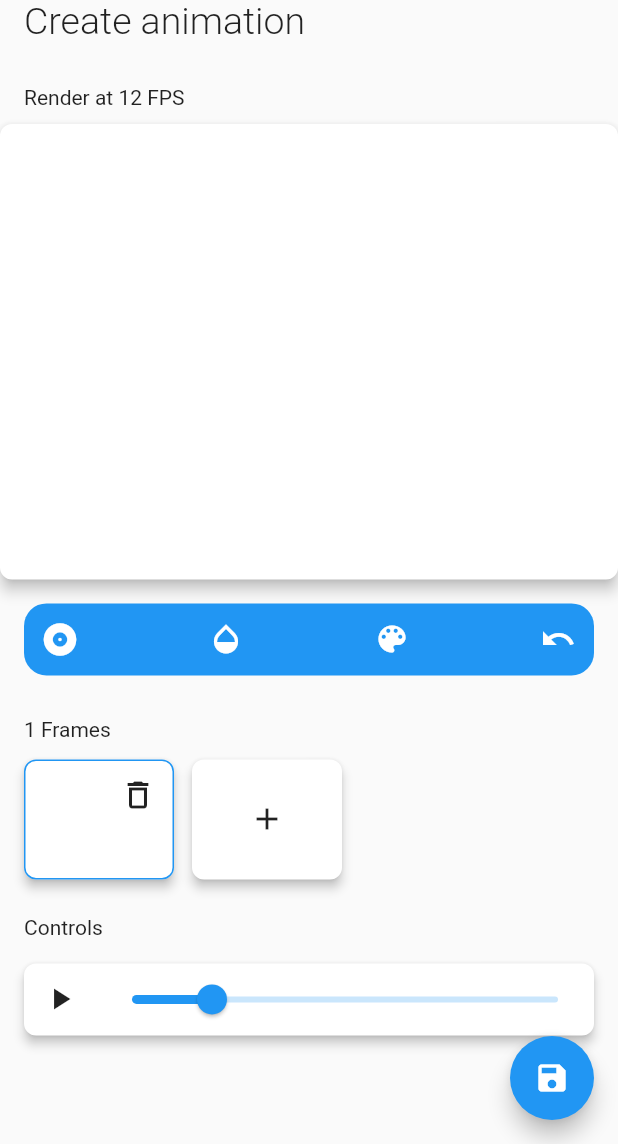
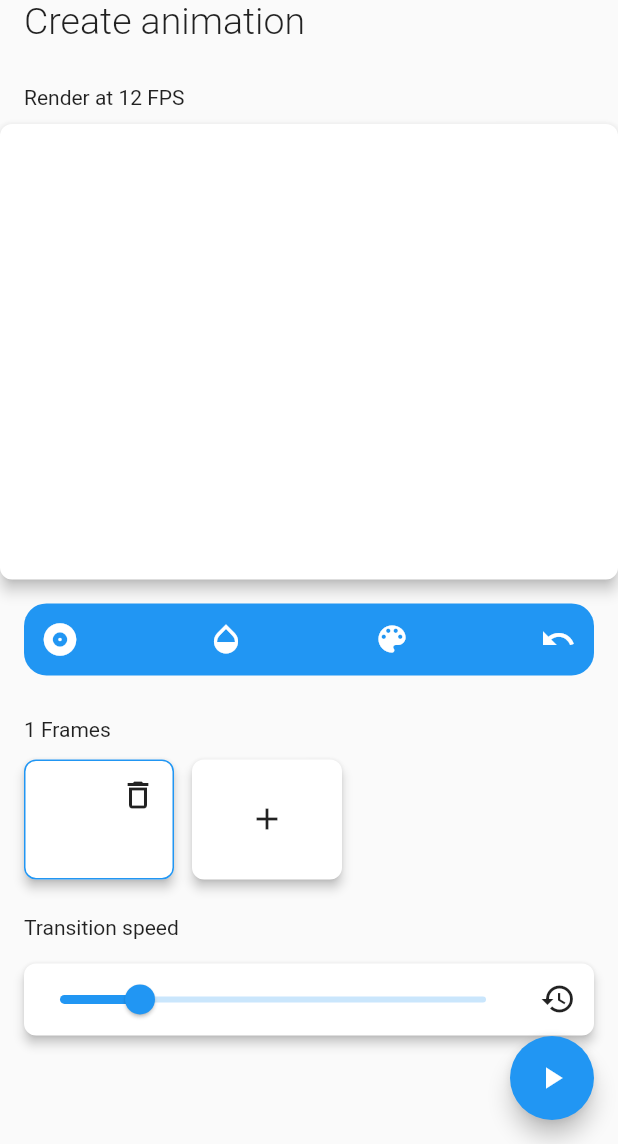
Before and after one commit to Pyozer/FlipArt, a Flutter app: the screen it shows after launch, after a tap on the "delete outline" icon, on a phone screen of 412 x 824 dp, the part 92-1236 px from its top. Run offline on Flutter 3.47's test engine with Material 2 defaults, Android fonts, the phone set to English and light mode, and no system bars; our stand-ins replace flutter_colorpicker.

```diff
--- a/lib/models/drawing_point.dart
+++ b/lib/models/drawing_point.dart
@@ -9,6 +9,7 @@ class DrawingPoint {
   DrawingPoint copy() => DrawingPoint(
         point: Offset(point.dx, point.dy),
         paint: Paint()
+          ..strokeCap = StrokeCap.round
           ..color = paint.color
           ..strokeWidth = paint.strokeWidth
           ..isAntiAlias = true,
--- a/lib/screens/create_animation.dart
+++ b/lib/screens/create_animation.dart
@@ -1,10 +1,10 @@
+import 'package:flipart/models/drawing_point.dart';
 import 'package:flipart/models/frame.dart';
 import 'package:flipart/widgets/draw_container.dart';
 import 'package:flipart/widgets/draw_painter.dart';
 import 'package:flipart/widgets/flipart_title.dart';
 import 'package:flipart/widgets/rounded_card.dart';
 import 'package:flipart/widgets/rounded_image.dart';
-import 'package:flipart/widgets/shadow_icon.dart';
 import 'package:flutter/material.dart';
 
 class CreateAnimationScreen extends StatefulWidget {
@@ -21,14 +21,14 @@ class _CreateAnimationScreenState extends State<CreateAnimationScreen> {
   bool _isPlay = false;
   int _fps = 12;
 
-  Future<void> addNewImage() async {
+  void _addNewImage() async {
     setState(() {
       _frames.add(Frame());
       _frameIndex = _frames.length - 1;
     });
   }
 
-  void removeFrame(Frame frame) {
+  void _removeFrame(Frame frame) {
     setState(() {
       _frames.remove(frame);
       if (_frames.isEmpty) _frames.add(Frame());
@@ -36,7 +36,7 @@ class _CreateAnimationScreenState extends State<CreateAnimationScreen> {
     });
   }
 
-  void duplicateFrame(Frame frame) {
+  void _duplicateFrame(Frame frame) {
     final index = _frames.indexOf(frame);
     setState(() {
       _frames.insert(index + 1, frame.copy());
@@ -44,7 +44,7 @@ class _CreateAnimationScreenState extends State<CreateAnimationScreen> {
     });
   }
 
-  void onUndo() {
+  void _onUndo() {
     if (_frames[_frameIndex].points.last == null)
       _frames[_frameIndex].points.removeLast();
 
@@ -59,7 +59,11 @@ class _CreateAnimationScreenState extends State<CreateAnimationScreen> {
     });
   }
 
-  void selectFrame(Frame frame) {
+  void _onNewPoint(DrawingPoint point) {
+    setState(() => _frames[_frameIndex].points.add(point));
+  }
+
+  void _selectFrame(Frame frame) {
     setState(() => _frameIndex = _frames.indexOf(frame));
   }
 
@@ -67,7 +71,6 @@ class _CreateAnimationScreenState extends State<CreateAnimationScreen> {
     if (_frames.isEmpty) return;
 
     _isPlay = true;
-    _frameIndex = 0;
 
     await Future.doWhile(() async {
       if (!_isPlay || !mounted) return false;
@@ -81,7 +84,16 @@ class _CreateAnimationScreenState extends State<CreateAnimationScreen> {
 
   void _stopRender() => setState(() => _isPlay = false);
 
-  void _saveAnimation() {}
+  void _onReset() {
+    setState(() {
+      _frames = [Frame()];
+      _frameIndex = 0;
+    });
+  }
+
+  void _saveAnimation() {
+    // TODO: Save animation to GIF
+  }
 
   bool isCurrentFrame(Frame frame) => frame == _frames[_frameIndex];
 
@@ -110,10 +122,8 @@ class _CreateAnimationScreenState extends State<CreateAnimationScreen> {
               previousFrame: (_frameIndex > 0 && !_isPlay)
                   ? _frames[_frameIndex - 1]
                   : null,
-              onNewPoint: (p) {
-                setState(() => _frames[_frameIndex].points.add(p));
-              },
-              onUndo: onUndo,
+              onNewPoint: _onNewPoint,
+              onUndo: _onUndo,
             ),
             _buildSectionTitle('${_frames.length} Frames'),
             SingleChildScrollView(
@@ -125,8 +135,8 @@ class _CreateAnimationScreenState extends State<CreateAnimationScreen> {
                     (frame) => RoundedCard(
                       margin: const EdgeInsets.only(right: 12.0),
                       borderColor: isCurrentFrame(frame) ? Colors.blue : null,
-                      onLongPress: () => duplicateFrame(frame),
-                      onPress: () => selectFrame(frame),
+                      onLongPress: () => _duplicateFrame(frame),
+                      onPress: () => _selectFrame(frame),
                       child: Stack(
                         alignment: Alignment.topRight,
                         children: [
@@ -142,7 +152,7 @@ class _CreateAnimationScreenState extends State<CreateAnimationScreen> {
                           ),
                           IconButton(
                             icon: const Icon(Icons.delete_outline),
-                            onPressed: () => removeFrame(frame),
+                            onPressed: () => _removeFrame(frame),
                           ),
                         ],
                       ),
@@ -154,28 +164,19 @@ class _CreateAnimationScreenState extends State<CreateAnimationScreen> {
                       size: const Size(100.0, 80.0),
                       child: IconButton(
                         icon: const Icon(Icons.add),
-                        onPressed: addNewImage,
+                        onPressed: _addNewImage,
                       ),
                     ),
                   ),
                 ],
               ),
             ),
-            _buildSectionTitle('Controls'),
+            _buildSectionTitle('Transition speed'),
             RoundedCard(
               child: Padding(
                 padding: const EdgeInsets.all(0.0),
                 child: Row(
                   children: [
-                    _isPlay
-                        ? IconButton(
-                            icon: const Icon(Icons.pause),
-                            onPressed: _frames.isNotEmpty ? _stopRender : null,
-                          )
-                        : IconButton(
-                            icon: const Icon(Icons.play_arrow),
-                            onPressed: _frames.isNotEmpty ? _playRender : null,
-                          ),
                     Expanded(
                       child: Slider(
                         value: _fps.toDouble(),
@@ -186,6 +187,11 @@ class _CreateAnimationScreenState extends State<CreateAnimationScreen> {
                         label: "$_fps FPS",
                       ),
                     ),
+                    IconButton(
+                      icon: const Icon(Icons.restore),
+                      onPressed: _onReset,
+                      tooltip: "Reset animation",
+                    ),
                   ],
                 ),
               ),
@@ -193,11 +199,15 @@ class _CreateAnimationScreenState extends State<CreateAnimationScreen> {
           ],
         ),
       ),
-      floatingActionButton: FloatingActionButton(
-        onPressed: _saveAnimation,
-        tooltip: 'Save animation',
-        child: const Icon(Icons.save),
-      ),
+      floatingActionButton: _frames.isEmpty
+          ? null
+          : FloatingActionButton(
+              onPressed: _isPlay ? _stopRender : _playRender,
+              tooltip: '${_isPlay ? "Pause" : "Play"} animation',
+              child: _isPlay
+                  ? const Icon(Icons.pause)
+                  : const Icon(Icons.play_arrow),
+            ),
     );
   }
 }
--- a/lib/widgets/draw_painter.dart
+++ b/lib/widgets/draw_painter.dart
@@ -14,6 +14,7 @@ class DrawingPainter extends CustomPainter {
         Paint pointPaint = frame.points[i].paint;
         if (isTransparent) {
           pointPaint = Paint()
+            ..strokeCap = StrokeCap.round
             ..color = pointPaint.color.withOpacity(0.2)
             ..strokeWidth = pointPaint.strokeWidth
             ..isAntiAlias = true;
```
